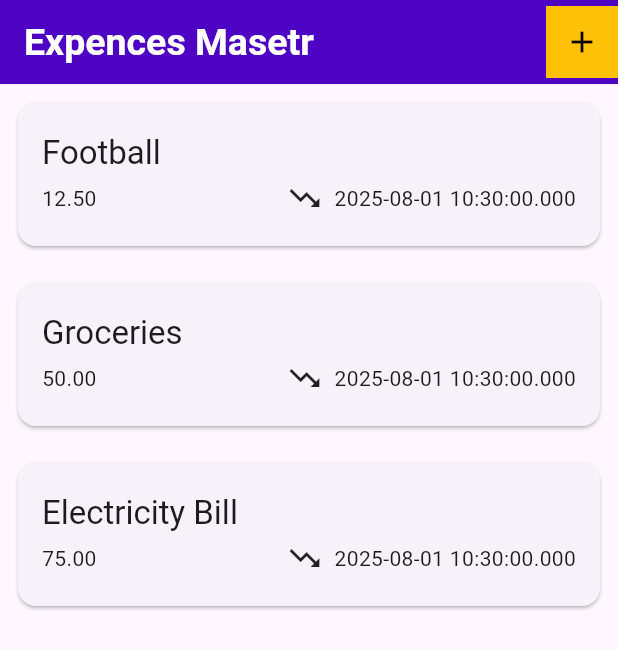
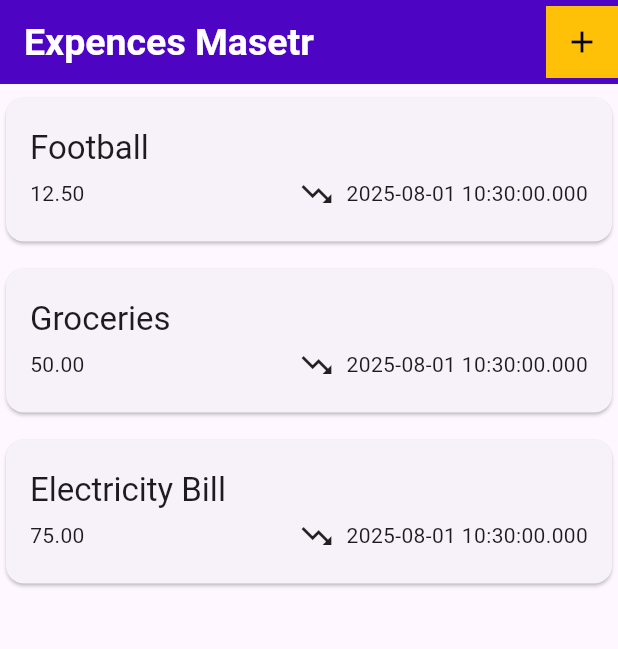
Before and after one commit to ThilinaKanishka/Expence-Tracker-Mobile, a Flutter app: the screen it shows after launch, on a phone screen of 412 x 824 dp. Shown: the top 649 px of the screen. Run offline on Flutter 3.47's test engine with Material 3 defaults, Android fonts, the phone set to English and light mode, and no system bars.

Commit message:
Update expence_list.dart

```diff
--- a/expence_master/lib/widgets/expence_list.dart
+++ b/expence_master/lib/widgets/expence_list.dart
@@ -14,7 +14,7 @@ class ExpenceList extends StatelessWidget {
         itemCount: expenceList.length,
         itemBuilder: (context, index) {
           return Padding(
-            padding: const EdgeInsets.all(8.0),
+            padding: const EdgeInsets.symmetric(vertical: 5.0),
             child: ExpenceTile(expence: expenceList[index]),
           );
         },
```
